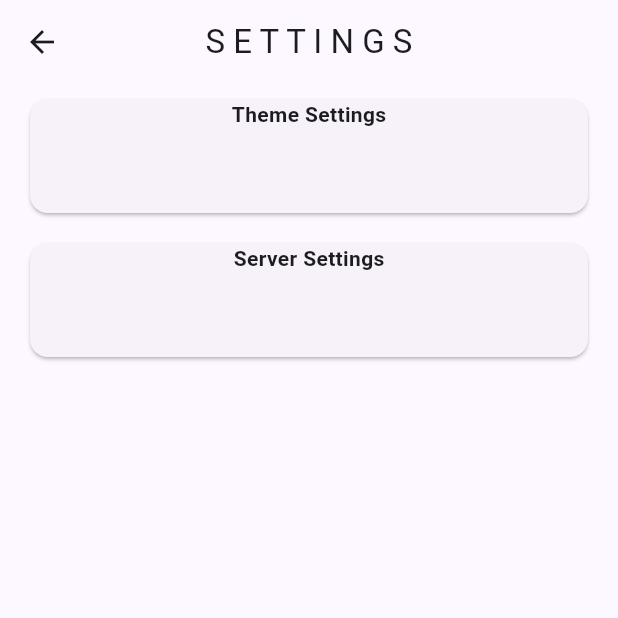
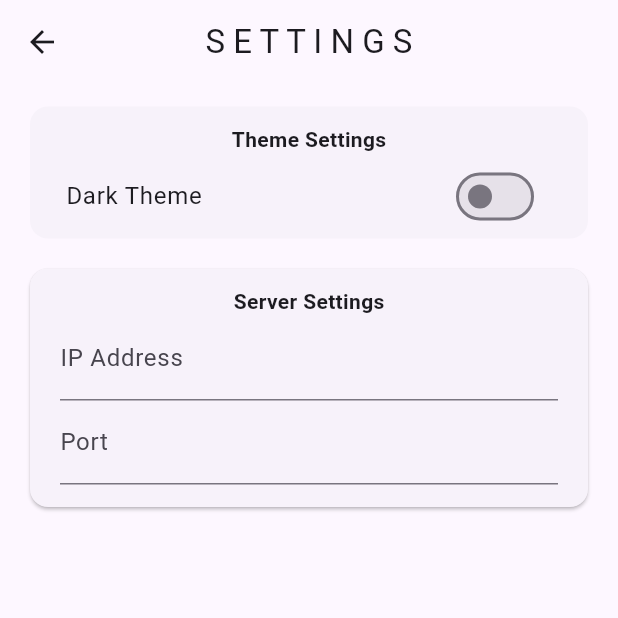
Before and after one commit to Qaisar-Mateen/flutter_travel_recommender, a Flutter app: the screen it shows after launch, after a tap on the "settings" icon, on a phone screen of 412 x 824 dp, the top half of it. Run offline on Flutter 3.47's test engine with Material 3 defaults, Android fonts, the light colour scheme and no system bars.

Commit message:
chore: Refactor login and settings pages

```diff
--- a/lib/pages/login.dart
+++ b/lib/pages/login.dart
@@ -12,7 +12,7 @@ class Login extends StatelessWidget {
         actions: [IconButton(
           icon: const Icon(Icons.settings),
           onPressed: () {
-            Navigator.push(context, MaterialPageRoute(builder: (context) => const Settings()));
+            Navigator.push(context, MaterialPageRoute(builder: (context) => Settings()));
           },
         ),]
       ),
--- a/lib/pages/settings.dart
+++ b/lib/pages/settings.dart
@@ -1,31 +1,60 @@
 import 'package:flutter/material.dart';
+import 'package:flutter/cupertino.dart';
 
 class Settings extends StatelessWidget {
 
-  const Settings({super.key});
+  TextEditingController ipAddress = TextEditingController();
+  TextEditingController port = TextEditingController();
+
+  Settings({super.key});
 
   @override
   Widget build(BuildContext context) {
     return Scaffold(
       appBar: AppBar(title: const Text("S E T T I N G S"), centerTitle: true,),
-      body: const Column(
+      body: Column(
         children: [
           Card(
-            margin: EdgeInsets.fromLTRB(20, 10, 20, 10),
-            child: Column(mainAxisAlignment: MainAxisAlignment.center,
-              children: [
-                Text("Theme Settings", style: TextStyle(fontWeight: FontWeight.bold),),
-                ListTile()
-              ],
+            elevation: 0,
+            margin: const EdgeInsets.fromLTRB(20, 15, 20, 10),
+            child: Padding(
+              padding: const EdgeInsets.only(top:12, left: 8, right: 8),
+              child: Column(mainAxisAlignment: MainAxisAlignment.center,
+                children: [
+                  const Text("Theme Settings", style: TextStyle(fontWeight: FontWeight.bold),),
+                  SwitchListTile(
+                    title: const Text("Dark Theme"),
+                    value: false,
+                    onChanged: (bool value) {}
+                  )
+                ],
+              ),
             ),
           ),
+
           Card(
-            margin: EdgeInsets.fromLTRB(20, 10, 20, 10),
-            child: Column(mainAxisAlignment: MainAxisAlignment.center,
-              children: [
-                Text("Server Settings", style: TextStyle(fontWeight: FontWeight.bold),),
-                ListTile()
-              ],
+            margin: const EdgeInsets.fromLTRB(20, 10, 20, 10),
+            child: Padding(
+              padding: const EdgeInsets.only(top:12, left: 20, right: 20, bottom: 15),
+              child: Column( crossAxisAlignment: CrossAxisAlignment.center,
+                mainAxisAlignment: MainAxisAlignment.center,
+                children: [
+                  const Text("Server Settings", style: TextStyle(fontWeight: FontWeight.bold),),
+                  TextField(
+                    controller: ipAddress,
+                    decoration: const InputDecoration(
+                      labelText: "IP Address",
+                    ),
+                  ),
+                  TextField(
+                    controller: port,
+                    decoration: const InputDecoration(
+                      labelText: "Port",
+                    ),
+                    keyboardType: TextInputType.number,
+                  ),
+                ],
+              ),
             ),
           ),
         ],
```
